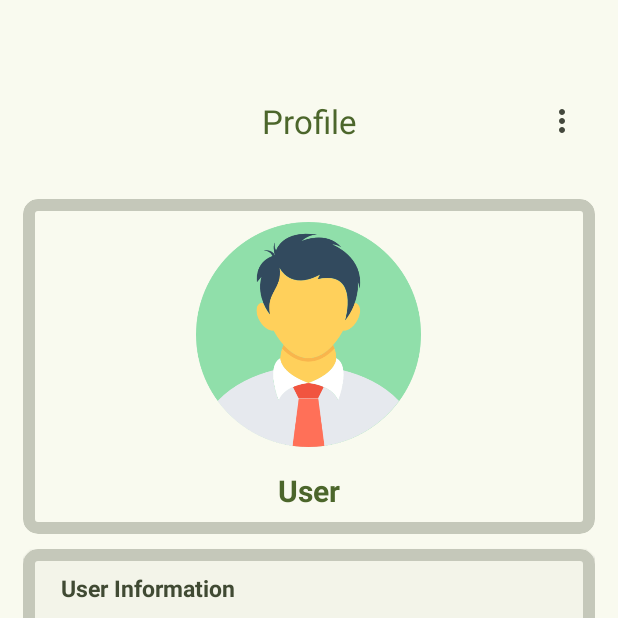
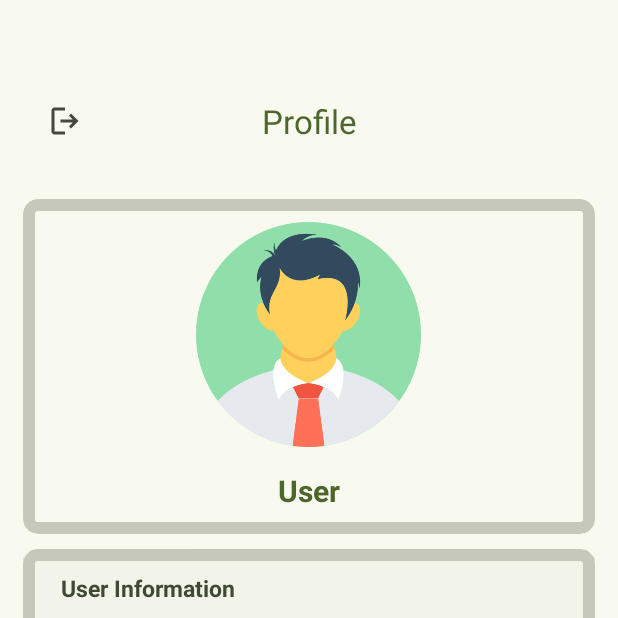
Before and after one commit to AdarshEZConnect/GatePassAndroid, an Android app: the fragment ProfileFragment placed in its activity, on a phone screen of 412 x 824 dp, the top half of it. Run offline under Robolectric (Android 15) with nearby library versions, the phone set to English and light mode, and no system bars; pictures from the network do not load; Roboto replaces fonts that are not available here.

Commit message:
User can logout..

```diff
--- a/app/src/main/java/com/ranjit/gatepass/fragments/ProfileFragment.java
+++ b/app/src/main/java/com/ranjit/gatepass/fragments/ProfileFragment.java
@@ -2,6 +2,9 @@ package com.ranjit.gatepass.fragments;
 
 import static android.content.Context.MODE_PRIVATE;
 
+import android.app.AlertDialog;
+import android.content.Context;
+import android.content.Intent;
 import android.content.SharedPreferences;
 import android.os.Bundle;
 
@@ -13,13 +16,15 @@ import android.view.ViewGroup;
 import android.widget.TextView;
 
 import com.bumptech.glide.Glide;
+import com.google.android.material.appbar.MaterialToolbar;
 import com.google.android.material.imageview.ShapeableImageView;
 import com.ranjit.gatepass.R;
+import com.ranjit.gatepass.activity.LoginActivity;
 
 public class ProfileFragment extends Fragment {
 
     TextView tvName, tvEmail, tvRole, tvDepartment, tvGender, tvParentMobile,tvUserMobile;
-
+    SharedPreferences prefs;
     @Override
     public View onCreateView(LayoutInflater inflater, ViewGroup container,
                              Bundle savedInstanceState) {
@@ -32,8 +37,9 @@ public class ProfileFragment extends Fragment {
         tvGender = view.findViewById(R.id.tvGender);
         tvUserMobile = view.findViewById(R.id.tvUserMobile);
         tvParentMobile = view.findViewById(R.id.tvParentMobile);
+        MaterialToolbar toolbar = view.findViewById(R.id.toolbar);
 
-        SharedPreferences prefs = getActivity().getSharedPreferences("GatePassApp", MODE_PRIVATE);
+        prefs = getActivity().getSharedPreferences("GatePassApp", MODE_PRIVATE);
         String name = prefs.getString("name", "User");
         String email = prefs.getString("email", "-");
         String role = prefs.getString("role", "-");
@@ -51,6 +57,25 @@ public class ProfileFragment extends Fragment {
         tvUserMobile.setText(userMobile);
         tvParentMobile.setText(userMobile);
 
+        toolbar.setNavigationOnClickListener(v -> {
+            new AlertDialog.Builder(getContext())
+                    .setTitle("Logout")
+                    .setMessage("Are you sure you want to logout?")
+                    .setPositiveButton("Yes", (dialog, which) -> {
+                        // Handle logout here
+                        SharedPreferences.Editor editor = prefs.edit();
+                        editor.clear();
+                        editor.apply();
+
+                        Intent intent = new Intent(getContext(), LoginActivity.class);
+                        intent.setFlags(Intent.FLAG_ACTIVITY_NEW_TASK | Intent.FLAG_ACTIVITY_CLEAR_TASK);
+                        getContext().startActivity(intent);
+                    })
+                    .setNegativeButton("No", (dialog, which) -> dialog.dismiss())
+                    .show();
+        });
+
+
         ShapeableImageView profileImage = view.findViewById(R.id.profile_image); // set proper ID
         String imageUrl = prefs.getString("profileImage", "-");
 
--- /dev/null
+++ b/app/src/main/res/drawable/logout_24px.xml
@@ -0,0 +1,11 @@
+<vector xmlns:android="http://schemas.android.com/apk/res/android"
+    android:width="24dp"
+    android:height="24dp"
+    android:viewportWidth="960"
+    android:viewportHeight="960"
+    android:tint="?attr/colorControlNormal"
+    android:autoMirrored="true">
+  <path
+      android:fillColor="@android:color/white"
+      android:pathData="M200,840Q167,840 143.5,816.5Q120,793 120,760L120,200Q120,167 143.5,143.5Q167,120 200,120L480,120L480,200L200,200Q200,200 200,200Q200,200 200,200L200,760Q200,760 200,760Q200,760 200,760L480,760L480,840L200,840ZM640,680L585,622L687,520L360,520L360,440L687,440L585,338L640,280L840,480L640,680Z"/>
+</vector>
--- a/app/src/main/res/layout/fragment_profile.xml
+++ b/app/src/main/res/layout/fragment_profile.xml
@@ -19,9 +19,9 @@
             android:elevation="4dp"
             android:theme="@style/ThemeOverlay.Material3.Toolbar.Surface"
             app:title="Profile"
+            app:navigationIcon="@drawable/logout_24px"
             app:titleTextColor="?attr/colorPrimary"
             app:titleCentered="true"
-            app:menu="@menu/view_profile_top_app_bar_menu"
             app:titleTextAppearance="@style/TextAppearance.Material3.TitleLarge" />
 
         <com.google.android.material.card.MaterialCardView
--- a/app/src/main/res/menu/view_profile_top_app_bar_menu.xml
+++ b/app/src/main/res/menu/view_profile_top_app_bar_menu.xml
@@ -1,9 +1,10 @@
 <?xml version="1.0" encoding="utf-8"?>
-<menu xmlns:android="http://schemas.android.com/apk/res/android">
+<menu xmlns:android="http://schemas.android.com/apk/res/android"
+    xmlns:app="http://schemas.android.com/apk/res-auto">
 
     <item
-        android:id="@+id/action_edit"
-        android:icon="@drawable/edit_24px"
-        android:title="Edit"
-        android:showAsAction="ifRoom" />
+        android:id="@+id/action_logout"
+        android:icon="@drawable/logout_24px"
+        android:title="Logout"
+        app:showAsAction="ifRoom" />
 </menu>
```
